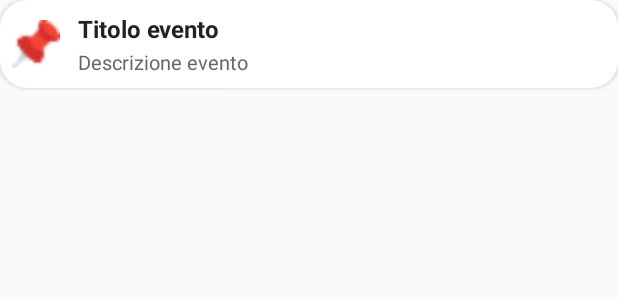
After one commit to Kevins2205/MindMate, an Android app: the layout item_evento.xml on its own in the app's theme, with its tools: preview values and no code run, on a phone screen of 412 x 824 dp. The commit adds this screen. Shown: the top 300 px of the screen. Run offline under Robolectric (Android 15) with nearby library versions, the phone set to English and light mode, and no system bars.

Commit message:
add_SezioneEventi

```diff
--- a/app/build.gradle
+++ b/app/build.gradle
@@ -49,6 +49,12 @@ dependencies {
     // ViewPager2 (se necessario)
     implementation 'androidx.viewpager2:viewpager2:1.0.0'
 
+    // Google Maps
+    implementation 'com.google.android.gms:play-services-maps:18.2.0'
+
+    // OpenStreetMap
+    implementation 'org.osmdroid:osmdroid-android:6.1.16'
+
     // Testing
     testImplementation 'junit:junit:4.13.2'
     androidTestImplementation 'androidx.test.ext:junit:1.1.5'
--- a/app/src/main/java/com/example/mindmate/MainActivity.java
+++ b/app/src/main/java/com/example/mindmate/MainActivity.java
@@ -28,7 +28,7 @@ public class MainActivity extends AppCompatActivity {
             } else if (itemId == R.id.nav_diario) {
                 selectedFragment = new DiarioFragment();
             } else if (itemId == R.id.nav_eventi) {
-                selectedFragment = new AttivitaFragment();
+                selectedFragment = new EventiFragment();
             } /*else if (itemId == R.id.nav_profilo) {
                 selectedFragment = new ProfiloFragment();
             } */
--- /dev/null
+++ b/app/src/main/res/drawable/bg_event_item_rounded.xml
@@ -0,0 +1,8 @@
+<?xml version="1.0" encoding="utf-8"?>
+<shape xmlns:android="http://schemas.android.com/apk/res/android"
+    android:shape="rectangle">
+    <solid android:color="@android:color/white"/>
+    <corners android:radius="18dp"/>
+    <padding android:left="2dp" android:top="2dp" android:right="2dp" android:bottom="2dp"/>
+    <elevation android:height="2dp"/>
+</shape>
--- /dev/null
+++ b/app/src/main/res/layout/item_evento.xml
@@ -0,0 +1,47 @@
+<?xml version="1.0" encoding="utf-8"?>
+<LinearLayout xmlns:android="http://schemas.android.com/apk/res/android"
+    android:layout_width="match_parent"
+    android:layout_height="wrap_content"
+    android:orientation="horizontal"
+    android:background="@drawable/bg_event_item_rounded"
+    android:padding="8dp"
+    android:layout_marginBottom="8dp"
+    android:elevation="2dp"
+    android:gravity="center_vertical">
+
+    <ImageView
+        android:id="@+id/imgPuntina"
+        android:layout_width="32dp"
+        android:layout_height="32dp"
+        android:src="@drawable/image"
+        android:contentDescription="Puntina"/>
+
+    <LinearLayout
+        android:layout_width="0dp"
+        android:layout_height="wrap_content"
+        android:layout_weight="1"
+        android:orientation="vertical"
+        android:paddingStart="12dp">
+
+        <TextView
+            android:id="@+id/tvTitoloEvento"
+            android:layout_width="match_parent"
+            android:layout_height="wrap_content"
+            android:text="Titolo evento"
+            android:textStyle="bold"
+            android:textSize="16sp"
+            android:textColor="#222"/>
+
+        <TextView
+            android:id="@+id/tvDescrizioneEvento"
+            android:layout_width="match_parent"
+            android:layout_height="wrap_content"
+            android:text="Descrizione evento"
+            android:textSize="13sp"
+            android:textColor="#666"
+            android:maxLines="2"
+            android:ellipsize="end"
+            android:paddingTop="2dp"/>
+    </LinearLayout>
+
+</LinearLayout>
```
Also changed, not shown: app/src/main/java/com/example/mindmate/EventiAdapter.java (added, +50 -0 lines), app/src/main/java/com/example/mindmate/EventiFragment.java (added, +107 -0 lines), app/src/main/java/com/example/mindmate/Evento.java (added, +15 -0 lines), app/src/main/res/layout/fragment_eventi.xml (added, +89 -0 lines), app/src/main/res/drawable/image.png (added).
